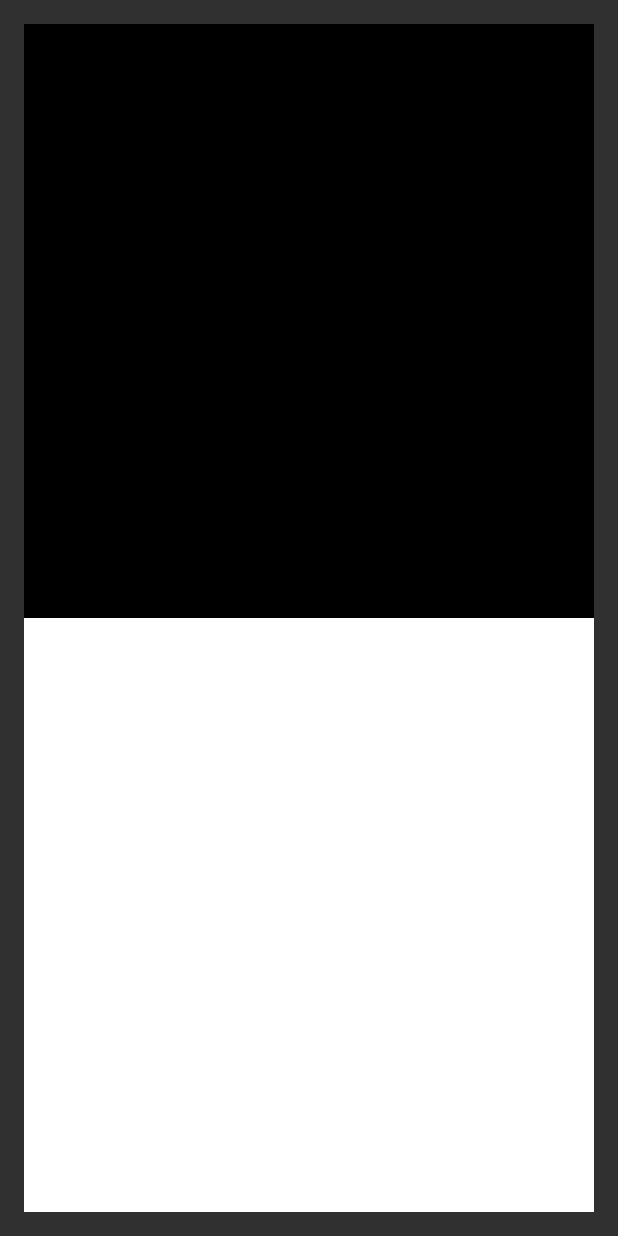
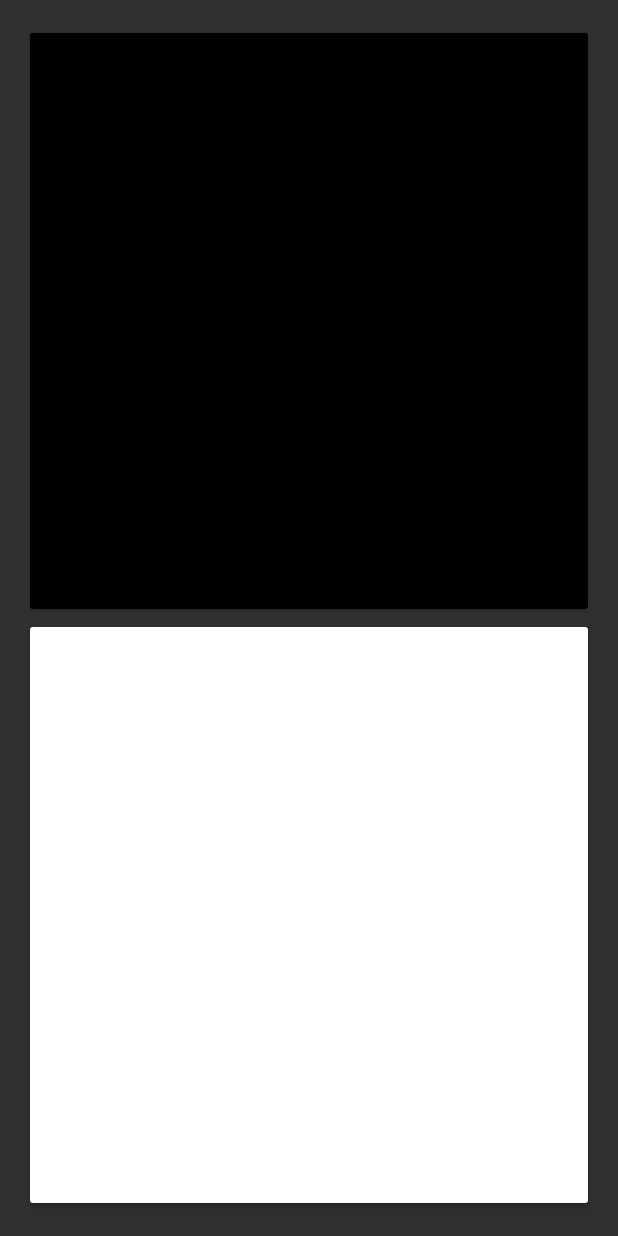
Before and after one commit to sildel/chessclock, an Android app: the GameActivity screen opened directly, with no data from a screen before it, after a tap on an icon or button, on a phone screen of 412 x 824 dp. Run offline under Robolectric (Android 15) with nearby library versions, the light colour scheme and no system bars; 1 statement that could not run was skipped.

Commit message:
- Styled buttons

```diff
--- a/app/src/main/java/com/jsdm/spark/chessclock/GameActivity.java
+++ b/app/src/main/java/com/jsdm/spark/chessclock/GameActivity.java
@@ -35,6 +35,22 @@ public class GameActivity extends AppCompatActivity {
         super.onCreate(savedInstanceState);
         setContentView(R.layout.activity_game);
         Log.d("GameActivity", "onCreate - > GameActivity");
+
+        Button button = (Button) findViewById(R.id.buttonBlack);
+        button.setOnClickListener(new View.OnClickListener() {
+            @Override
+            public void onClick(View v) {
+                makePlay(v);
+            }
+        });
+
+        button = (Button) findViewById(R.id.buttonWhite);
+        button.setOnClickListener(new View.OnClickListener() {
+            @Override
+            public void onClick(View v) {
+                makePlay(v);
+            }
+        });
 
         handler = new Handler();
         Intent intent = getIntent();
@@ -212,5 +228,3 @@ public class GameActivity extends AppCompatActivity {
         super.onBackPressed();
     }
 }
-
-// TODO: fix buttons style
--- a/app/src/main/res/layout/activity_game.xml
+++ b/app/src/main/res/layout/activity_game.xml
@@ -11,19 +11,15 @@
 
     <Button
         android:id="@+id/buttonBlack"
+        android:theme="@style/AppTheme.BlackPlayer"
         android:layout_width="match_parent"
         android:layout_height="0dp"
         android:layout_weight="0.5"
-        android:onClick="makePlay"
-        android:rotation="180.0"
-        android:background="#ff000000"
-        android:textColor="#ffffffff" />
+        android:rotation="180.0"/>
     <Button
         android:id="@+id/buttonWhite"
+        android:theme="@style/AppTheme.WhitePlayer"
         android:layout_width="match_parent"
         android:layout_height="0dp"
-        android:layout_weight="0.5"
-        android:onClick="makePlay"
-        android:textColor="#ff000000"
-        android:background="#ffffffff" />
+        android:layout_weight="0.5"/>
 </LinearLayout>
--- a/app/src/main/res/values/colors.xml
+++ b/app/src/main/res/values/colors.xml
@@ -3,4 +3,8 @@
     <color name="colorPrimary">#3F51B5</color>
     <color name="colorPrimaryDark">#303F9F</color>
     <color name="colorAccent">#FF4081</color>
+    <color name="colorBlackPlayerLight">#252525</color>
+    <color name="colorBlackPlayer">#000</color>
+    <color name="colorWhitePlayerLight">#7F7F7F</color>
+    <color name="colorWhitePlayer">#fff</color>
 </resources>
--- a/app/src/main/res/values/styles.xml
+++ b/app/src/main/res/values/styles.xml
@@ -9,4 +9,18 @@
         <item name="android:textSize">@dimen/uiTextSize</item>
     </style>
 
+    <style name="AppTheme.BlackPlayer" parent="AppTheme">
+        <!-- Customize your theme here. -->
+        <item name="colorControlHighlight">@color/colorBlackPlayerLight</item>
+        <item name="colorButtonNormal">@color/colorBlackPlayer</item>
+        <item name="android:textColor">@color/colorWhitePlayer</item>
+    </style>
+
+    <style name="AppTheme.WhitePlayer" parent="AppTheme">
+        <!-- Customize your theme here. -->
+        <item name="colorControlHighlight">@color/colorWhitePlayerLight</item>
+        <item name="colorButtonNormal">@color/colorWhitePlayer</item>
+        <item name="android:textColor">@color/colorBlackPlayer</item>
+    </style>
+
 </resources>
```
